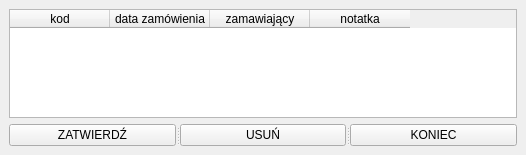
PanWitold/program_ksiegowy, file templates/dostawy/ordered_table.ui: the form before one commit.
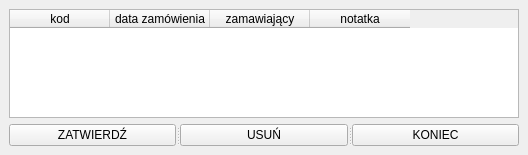
The form after the commit.

```diff
--- a/templates/dostawy/ordered_table.ui
+++ b/templates/dostawy/ordered_table.ui
@@ -6,7 +6,7 @@
    <rect>
     <x>0</x>
     <y>0</y>
-    <width>526</width>
+    <width>528</width>
     <height>155</height>
    </rect>
   </property>
```
